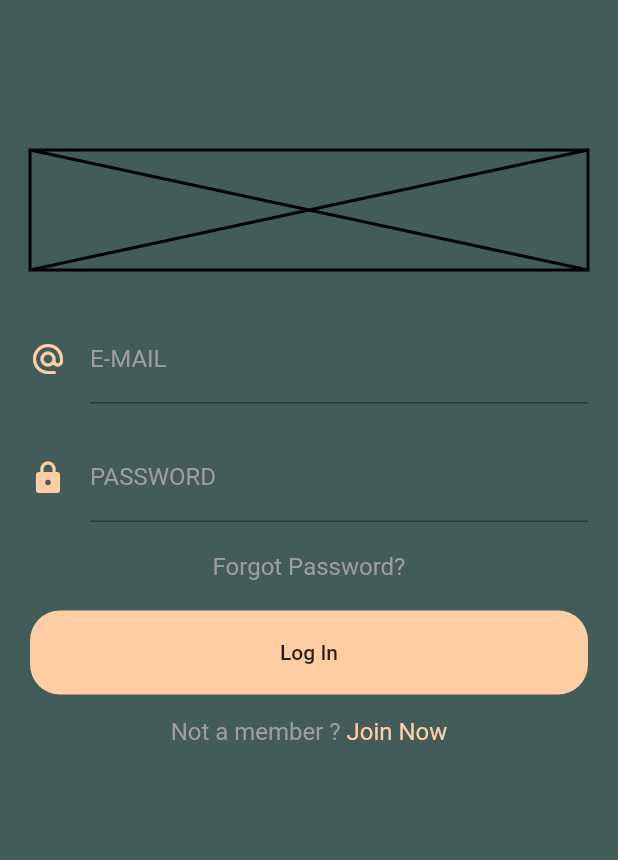
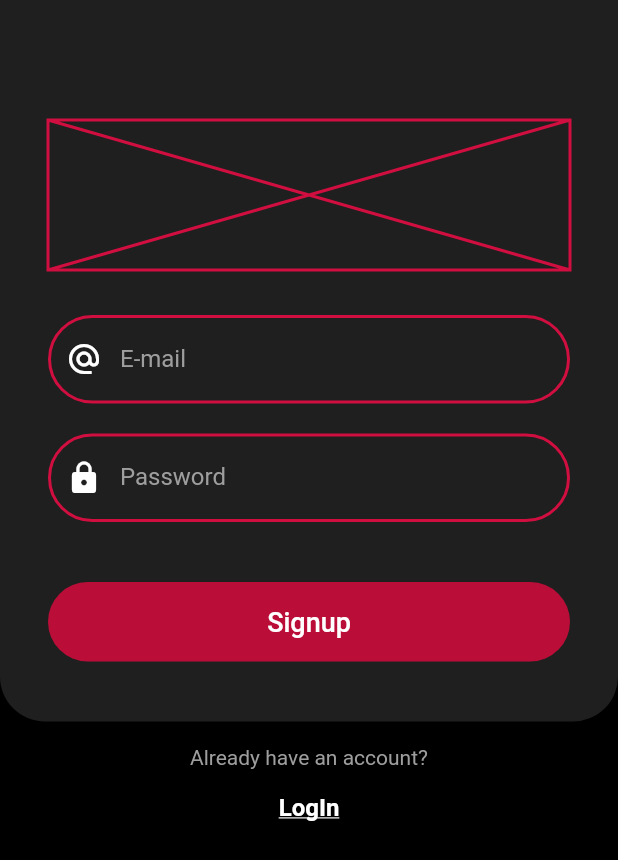
Before and after one commit to melwinlobo18/login_page_designs, a Flutter app: the screen it shows after launch, on a phone screen of 412 x 824 dp. Shown: the top 860 px of the screen. Run offline on Flutter 3.47's test engine with Material 2 defaults, Android fonts, the phone set to English and light mode, and no system bars.

Commit message:
Added login page 2 and registration page 2

```diff
--- a/lib/main.dart
+++ b/lib/main.dart
@@ -1,6 +1,9 @@
 import 'package:flutter/material.dart';
 import 'loginpage1.dart';
 import 'registrationpage1.dart';
+import 'loginpage2.dart';
+import 'registrationpage2.dart';
+import 'gallery.dart';
 
 void main() => runApp(Home());
 
@@ -8,10 +11,13 @@ class Home extends StatelessWidget {
   @override
   Widget build(BuildContext context) {
     return MaterialApp(
-      home: Login1(),
+      home: Registration2(),
       routes: {
+        '/gallery': (context) => Gallery(),
         '/login1': (context) => Login1(),
         '/registration1': (context) => Registration1(),
+        '/login2': (context) => Login2(),
+        '/registration2': (context) => Registration2()
       },
     );
   }
--- /dev/null
+++ b/lib/registrationpage2.dart
@@ -0,0 +1,154 @@
+import 'package:flutter/material.dart';
+import 'validation.dart';
+
+class Registration2 extends StatefulWidget {
+  @override
+  _Registration2State createState() => _Registration2State();
+}
+
+class _Registration2State extends State<Registration2> {
+  GlobalKey<FormState> _formKey = GlobalKey<FormState>();
+  bool _autoValidate = false;
+  Validation validation = Validation();
+
+  void _validator() {
+    if (_formKey.currentState.validate()) {
+      _formKey.currentState.save();
+    } else {
+      setState(() {
+        _autoValidate = true;
+      });
+    }
+  }
+
+  @override
+  Widget build(BuildContext context) {
+    return SafeArea(
+      child: Form(
+        key: _formKey,
+        autovalidate: _autoValidate,
+        child: Scaffold(
+          backgroundColor: Colors.black,
+          body: ListView(
+            children: <Widget>[
+              Container(
+                decoration: BoxDecoration(
+                  color: Colors.white12,
+                  borderRadius: BorderRadius.only(
+                    bottomLeft: const Radius.circular(30.0),
+                    bottomRight: const Radius.circular(30.0),
+                  ),
+                ),
+                padding: EdgeInsets.symmetric(horizontal: 32),
+                child: Column(
+                  crossAxisAlignment: CrossAxisAlignment.stretch,
+                  children: <Widget>[
+                    Padding(
+                      padding: const EdgeInsets.only(top: 80.0),
+                      child: Container(
+                        height: 100,
+                        width: 100,
+                        child: Placeholder(
+                          color: Color(0xFFD00E3F),
+                        ),
+                      ),
+                    ),
+                    inputField(
+                      padding: EdgeInsets.only(top: 30, bottom: 20),
+                      text: 'E-mail',
+                      icon: Icons.alternate_email,
+                      validator: validation.validateEmail,
+                    ),
+                    inputField(
+                      padding: EdgeInsets.all(0),
+                      text: 'Password',
+                      icon: Icons.lock,
+                    ),
+                    Padding(
+                      padding: const EdgeInsets.symmetric(vertical: 40.0),
+                      child: FlatButton(
+                        color: Color(0xFFBA0D38),
+                        padding: EdgeInsets.symmetric(vertical: 16),
+                        onPressed: _validator,
+                        child: Text(
+                          'Signup',
+                          style: TextStyle(color: Colors.white, fontSize: 18),
+                        ),
+                        shape: RoundedRectangleBorder(
+                            borderRadius: new BorderRadius.circular(30.0)),
+                      ),
+                    ),
+                  ],
+                ),
+              ),
+              Padding(
+                padding: const EdgeInsets.symmetric(vertical: 16.0),
+                child: Center(
+                  child: Text(
+                    'Already have an account?',
+                    style: TextStyle(
+                      color: Colors.grey,
+                    ),
+                  ),
+                ),
+              ),
+              Center(
+                child: GestureDetector(
+                  child: Text(
+                    'LogIn',
+                    style: TextStyle(
+                        color: Colors.white,
+                        decoration: TextDecoration.underline,
+                        fontSize: 16,
+                        fontWeight: FontWeight.bold),
+                  ),
+                  onTap: () {
+                    Navigator.pushNamed(context, '/login2');
+                  },
+                ),
+              ),
+            ],
+          ),
+        ),
+      ),
+    );
+  }
+}
+
+Padding inputField(
+    {EdgeInsets padding, String text, IconData icon, Function validator}) {
+  return Padding(
+    padding: padding,
+    child: TextFormField(
+      decoration: InputDecoration(
+          prefixIcon: Icon(
+            icon,
+            color: Colors.white,
+          ),
+          labelText: text,
+          labelStyle: TextStyle(color: Colors.grey),
+          focusedBorder: OutlineInputBorder(
+            borderSide: BorderSide(color: Color(0xFFD00E3F), width: 2),
+            borderRadius: BorderRadius.circular(30.0),
+          ),
+          enabledBorder: OutlineInputBorder(
+            borderSide: BorderSide(color: Color(0xFFD00E3F), width: 2),
+            borderRadius: BorderRadius.circular(30.0),
+          ),
+          errorBorder: OutlineInputBorder(
+            borderSide: BorderSide(color: Color(0xFFD00E3F), width: 2),
+            borderRadius: BorderRadius.circular(30.0),
+          ),
+          focusedErrorBorder: OutlineInputBorder(
+            borderSide: BorderSide(color: Color(0xFFD00E3F), width: 2),
+            borderRadius: BorderRadius.circular(30.0),
+          )),
+      style: TextStyle(color: Colors.grey[350]),
+      cursorColor: Colors.grey,
+      validator: validator,
+      onSaved: (value) {
+        print(value);
+      },
+    ),
+  );
+}
--- a/pubspec.yaml
+++ b/pubspec.yaml
@@ -40,10 +40,8 @@ flutter:
   # the material Icons class.
   uses-material-design: true
 
-  # To add assets to your application, add an assets section, like this:
-  # assets:
-  #  - images/a_dot_burr.jpeg
-  #  - images/a_dot_ham.jpeg
+  assets:
+    - images/
 
   # An image asset can refer to one or more resolution-specific "variants", see
   # https://flutter.dev/assets-and-images/#resolution-aware.
```
Also changed, not shown: lib/gallery.dart (added, +59 -0 lines), lib/loginpage2.dart (added, +139 -0 lines), images/Login1.jpeg (added), images/Login2.jpeg (added).
